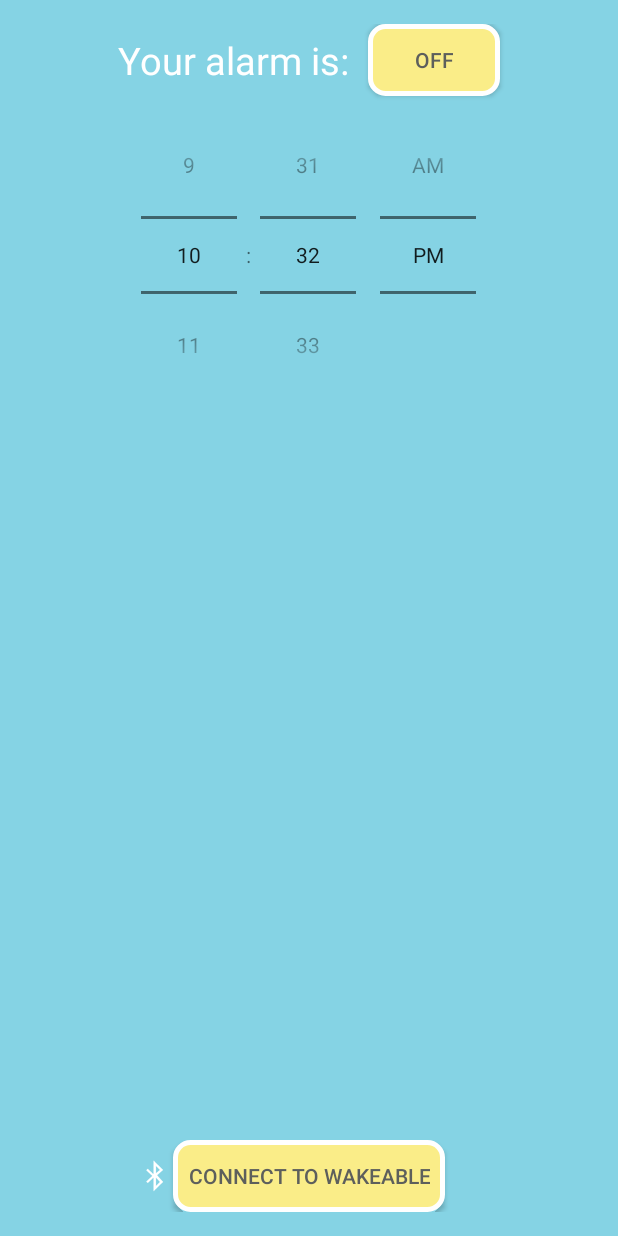
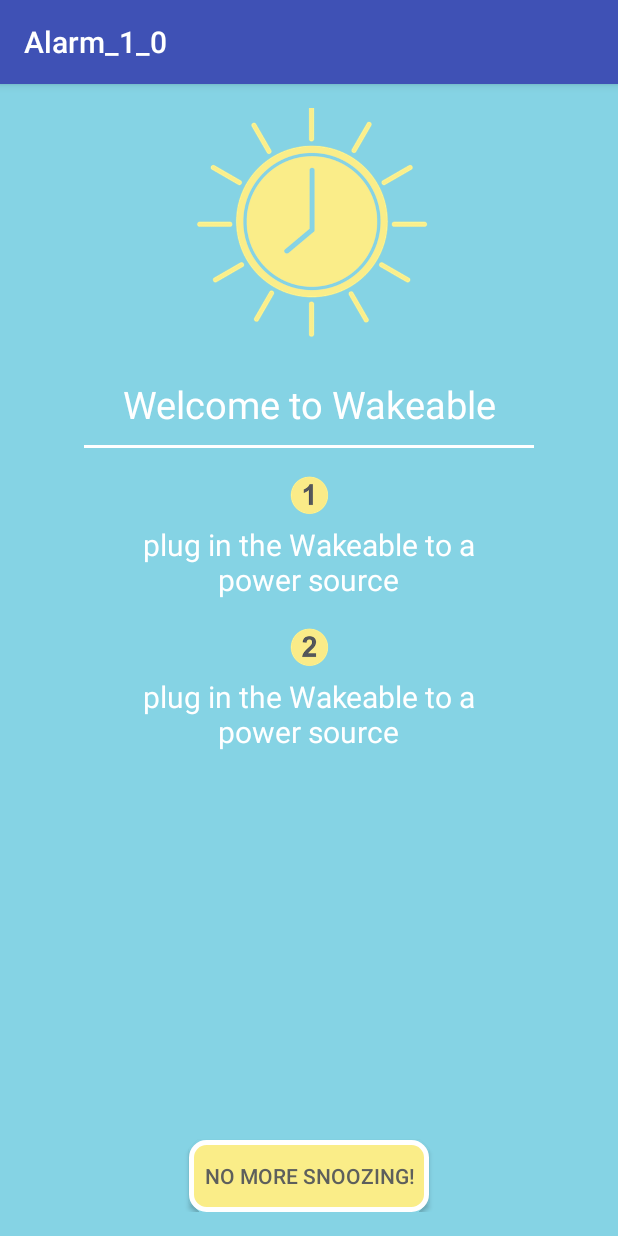
Before and after one commit to bromeostasis/Wakeable-Android, an Android app: the screen it shows after launch (MainActivity before the commit, SetupActivity after it), on a phone screen of 412 x 824 dp. Run offline under Robolectric (Android 15) with nearby library versions, the phone set to English and light mode, and no system bars; 2 statements that could not run were skipped.

Commit message:
Adding setup view, using contains when checking for one, and releasing mediaplayer after stopping alarm

```diff
--- a/app/src/main/AndroidManifest.xml
+++ b/app/src/main/AndroidManifest.xml
@@ -82,7 +82,9 @@
         <service
             android:name=".BluetoothLeService"
             android:enabled="true"
-            android:exported="true"></service>
+            android:exported="true" />
+
+        <activity android:name=".SetupActivity"></activity>
     </application>
 
 </manifest>
--- a/app/src/main/java/com/wakeable/avengers/alarm_1_0/RingtoneService.java
+++ b/app/src/main/java/com/wakeable/avengers/alarm_1_0/RingtoneService.java
@@ -53,5 +53,6 @@ public class RingtoneService extends Service {
         mPlayer.stop();
         vibrator.cancel();
         am.setStreamVolume(AudioManager.STREAM_MUSIC, previousVolume, 0);
+        mPlayer.release();
     }
 }
--- /dev/null
+++ b/app/src/main/java/com/wakeable/avengers/alarm_1_0/SetupActivity.java
@@ -0,0 +1,187 @@
+package com.wakeable.avengers.alarm_1_0;
+
+import android.Manifest;
+import android.app.Activity;
+import android.app.AlertDialog;
+import android.bluetooth.BluetoothAdapter;
+import android.bluetooth.BluetoothDevice;
+import android.bluetooth.BluetoothManager;
+import android.content.ComponentName;
+import android.content.Context;
+import android.content.DialogInterface;
+import android.content.Intent;
+import android.content.ServiceConnection;
+import android.content.SharedPreferences;
+import android.content.pm.PackageManager;
+import android.os.Handler;
+import android.os.IBinder;
+import android.support.v4.app.ActivityCompat;
+import android.support.v4.content.ContextCompat;
+import android.support.v7.app.AppCompatActivity;
+import android.os.Bundle;
+import android.view.View;
+import android.widget.Button;
+
+public class SetupActivity extends AppCompatActivity {
+
+    private final String TAG="SetupActivity";
+    private static SharedPreferences prefs;
+    private SharedPreferences.Editor editor;
+    private Handler mHandler;
+    private static LogService ls = new LogService();
+
+    private final static int REQUEST_ENABLE_BT = 1;
+    private BluetoothAdapter mBluetoothAdapter;
+    private boolean mScanning;
+    private String mBluetoothAddress;
+    private BluetoothLeService mBluetoothLeService;
+    private static Button snoozeButton;
+
+    private static final long SCAN_PERIOD = 5000;
+    private final String PREFS = "preferences";
+
+    @Override
+    protected void onDestroy() {
+        super.onDestroy();
+
+        unbindService(mServiceConnection);
+    }
+
+    @Override
+    protected void onCreate(Bundle savedInstanceState) {
+        super.onCreate(savedInstanceState);
+        setContentView(R.layout.activity_setup);
+        snoozeButton = (Button) findViewById(R.id.snooze);
+
+        prefs = getApplicationContext().getSharedPreferences(PREFS, Activity.MODE_PRIVATE);
+        editor = prefs.edit();
+
+
+        // Make sure we have location permissions
+        if (ContextCompat.checkSelfPermission(getApplicationContext(), Manifest.permission.ACCESS_FINE_LOCATION) != PackageManager.PERMISSION_GRANTED) {
+            AlertDialog.Builder builder = new AlertDialog.Builder(SetupActivity.this);
+            builder.setMessage("Android requires usage of location data to scan for bluetooth devices. Please accept the following prompt in order for WakeAble to work correctly!")
+                    .setPositiveButton("OK", new DialogInterface.OnClickListener() {
+                        public void onClick(DialogInterface dialog, int id) {
+                            ActivityCompat.requestPermissions(SetupActivity.this, new String[]{Manifest.permission.ACCESS_FINE_LOCATION}, 123);
+                        }
+                    });
+            AlertDialog dialog = builder.create();
+            dialog.show();
+
+        }
+
+        int permission = ActivityCompat.checkSelfPermission(getApplicationContext(), Manifest.permission.WRITE_EXTERNAL_STORAGE);
+
+        int REQUEST_EXTERNAL_STORAGE = 1;
+        String[] PERMISSIONS_STORAGE = {
+                Manifest.permission.READ_EXTERNAL_STORAGE,
+                Manifest.permission.WRITE_EXTERNAL_STORAGE
+        };
+
+        if (permission != PackageManager.PERMISSION_GRANTED) {
+            // We don't have permission so prompt the user
+            ActivityCompat.requestPermissions(
+                    SetupActivity.this,
+                    PERMISSIONS_STORAGE,
+                    REQUEST_EXTERNAL_STORAGE
+            );
+        }
+        // Bind service
+        // Initializes Bluetooth adapter.
+        final BluetoothManager bluetoothManager =
+                (BluetoothManager) getSystemService(Context.BLUETOOTH_SERVICE);
+        mBluetoothAdapter = bluetoothManager.getAdapter();
+
+        if (mBluetoothAdapter == null || !mBluetoothAdapter.isEnabled()) {
+            Intent enableBtIntent = new Intent(BluetoothAdapter.ACTION_REQUEST_ENABLE);
+            startActivityForResult(enableBtIntent, REQUEST_ENABLE_BT);
+        }
+        Intent bleServiceIntent = new Intent(this, BluetoothLeService.class);
+        bindService(bleServiceIntent, mServiceConnection, BIND_AUTO_CREATE);
+
+    }
+
+    public void findWakeable(final View view){
+        mHandler = new Handler();
+        mHandler.postDelayed(new Runnable() {
+            @Override
+            public void run() {
+                mScanning = false;
+                mBluetoothAdapter.stopLeScan(mLeScanCallback);
+                String address = prefs.getString("macAddress", "empty");
+                if (address.equals("empty")){
+                    AlertDialog.Builder builder = new AlertDialog.Builder(SetupActivity.this);
+                    builder.setMessage("Couldn't find a WakeAble device. Make sure your device is plugged in and close by!")
+                            .setPositiveButton("OK", new DialogInterface.OnClickListener() {
+                                public void onClick(DialogInterface dialog, int id) {
+
+                                }
+                            });
+                    AlertDialog dialog = builder.create();
+                    dialog.show();
+                }
+                else{
+                    ls.logString(TAG, "Yay we did it!");
+                    Intent home = new Intent(SetupActivity.this, MainActivity.class);
+                    startActivity(home);
+                }
+            }
+        }, SCAN_PERIOD);
+
+        mScanning = true;
+        mBluetoothAdapter.startLeScan(mLeScanCallback);
+    }
+
+    // Device scan callback.
+    private BluetoothAdapter.LeScanCallback mLeScanCallback =
+            new BluetoothAdapter.LeScanCallback() {
+                @Override
+                public void onLeScan(final BluetoothDevice device, int rssi,
+                                     byte[] scanRecord) {
+                    if(device != null) {
+                        ls.logString(TAG, "Device found: " + device.getName());
+                        String deviceName = device.getName();
+                        if (deviceName != null && deviceName.toLowerCase().equals("wakeable")) {
+                            mBluetoothAdapter.stopLeScan(mLeScanCallback);
+                            ls.logString(TAG, "Found a WakeAble! Stopping scan");
+
+                            // Use the Builder class for convenient dialog construction
+                            AlertDialog.Builder builder = new AlertDialog.Builder(SetupActivity.this);
+                            builder.setMessage("Found device with name " + deviceName + " and address " + device.getAddress() + ". Do you want to connect?")
+                                    .setPositiveButton("Ok", new DialogInterface.OnClickListener() {
+                                        public void onClick(DialogInterface dialog, int id) {
+                                            mBluetoothLeService.connect(mBluetoothAddress, mBluetoothAdapter);
+
+                                            mBluetoothAddress = device.getAddress();
+                                            editor.putString("macAddress", mBluetoothAddress);
+                                            editor.commit();
+                                        }
+                                    })
+                                    .setNegativeButton("Cancel", new DialogInterface.OnClickListener() {
+                                        public void onClick(DialogInterface dialog, int id) {
+                                            // User cancelled the dialog
+                                        }
+                                    });
+                            builder.create().show();
+
+                        }
+                    }
+                }
+            };
+
+    // Code to manage Service lifecycle.
+    private final ServiceConnection mServiceConnection = new ServiceConnection() {
+
+        @Override
+        public void onServiceConnected(ComponentName componentName, IBinder service) {
+            mBluetoothLeService = ((BluetoothLeService.LocalBinder) service).getService();
+        }
+
+        @Override
+        public void onServiceDisconnected(ComponentName componentName) {
+            mBluetoothLeService = null;
+        }
+    };
+
+}
--- /dev/null
+++ b/app/src/main/res/layout/activity_setup.xml
@@ -0,0 +1,97 @@
+<?xml version="1.0" encoding="utf-8"?>
+<RelativeLayout xmlns:android="http://schemas.android.com/apk/res/android"
+    xmlns:tools="http://schemas.android.com/tools"
+    android:layout_width="match_parent"
+    android:layout_height="match_parent"
+    android:paddingBottom="@dimen/activity_vertical_margin"
+    android:paddingLeft="@dimen/activity_horizontal_margin"
+    android:paddingRight="@dimen/activity_horizontal_margin"
+    android:paddingTop="@dimen/activity_vertical_margin"
+    android:background="#85d3e4"
+    tools:context="com.wakeable.avengers.alarm_1_0.SetupActivity">
+
+    <ImageView
+        android:layout_width="200dp"
+        android:layout_marginTop="-20dp"
+        android:layout_height="200dp"
+        android:id="@+id/setupSun"
+        android:layout_alignParentTop="true"
+        android:layout_centerHorizontal="true"
+        android:src="@drawable/sun_logo" />
+
+
+    <TextView
+        android:layout_width="wrap_content"
+        android:layout_height="wrap_content"
+        android:text="Welcome to Wakeable"
+        android:id="@+id/welcome"
+        android:textSize="25sp"
+        android:textColor="#FFFFFF"
+        android:layout_below="@id/setupSun"
+        android:layout_centerHorizontal="true"
+        android:gravity="center"/>
+
+    <View
+        android:layout_width="300dp"
+        android:layout_height="2dip"
+        android:layout_centerHorizontal="true"
+        android:background="#FFFFFF"
+        android:layout_below="@id/welcome"
+        android:layout_marginTop="10dp"
+        android:id="@+id/hr" />
+
+    <ImageView
+        android:layout_width="35dp"
+        android:layout_height="35dp"
+        android:layout_marginTop="15dp"
+        android:id="@+id/oneCircle"
+        android:layout_below="@+id/hr"
+        android:src="@drawable/one_circle"
+        android:layout_centerHorizontal="true" />
+
+    <TextView
+        android:layout_width="250dp"
+        android:layout_height="wrap_content"
+        android:text="plug in the Wakeable to a power source"
+        android:id="@+id/plugin"
+        android:textSize="20sp"
+        android:minLines="2"
+        android:textColor="#FFFFFF"
+        android:layout_below="@id/oneCircle"
+        android:layout_centerHorizontal="true"
+        android:gravity="center"/>
+
+    <ImageView
+        android:layout_width="35dp"
+        android:layout_height="35dp"
+        android:layout_marginTop="15dp"
+        android:id="@+id/twoCircle"
+        android:layout_below="@+id/plugin"
+        android:src="@drawable/two_circle"
+        android:layout_centerHorizontal="true" />
+
+    <TextView
+        android:layout_width="250dp"
+        android:layout_height="wrap_content"
+        android:text="plug in the Wakeable to a power source"
+        android:id="@+id/sync"
+        android:textSize="20sp"
+        android:minLines="2"
+        android:textColor="#FFFFFF"
+        android:layout_below="@id/twoCircle"
+        android:layout_centerHorizontal="true"
+        android:gravity="center"/>
+
+    <Button
+        android:layout_width="wrap_content"
+        android:layout_height="wrap_content"
+        android:text="no more snoozing!"
+        android:id="@+id/snooze"
+        android:onClick="findWakeable"
+        android:layout_alignParentBottom="true"
+        android:layout_centerHorizontal="true"
+        android:textColor="#5d5f5c"
+        android:background="@drawable/button"
+        android:paddingLeft="10dp"
+        android:paddingRight="10dp" />
+</RelativeLayout>
--- a/app/src/main/res/values/strings.xml
+++ b/app/src/main/res/values/strings.xml
@@ -4,6 +4,6 @@
     <string name="title_activity_alarm">AlarmActivity</string>
     <string name="title_activity_bluetooth">BluetoothActivity</string>
     <string name="title_activity_device_activity_le">DeviceActivityLe</string>
-    <string name="connection_required">Connect to WakeAble</string>
-    <string name="connected">WakeAble is connected</string>
+    <string name="connection_required">houston, we have a problem</string>
+    <string name="connected">you\'re good to go</string>
 </resources>
```
Also changed, not shown: app/src/main/java/com/wakeable/avengers/alarm_1_0/AlarmActivity.java (+5 -2 lines), app/src/main/java/com/wakeable/avengers/alarm_1_0/MainActivity.java (+28 -42 lines), app/src/main/res/layout/activity_main.xml (+27 -8 lines), app/src/main/res/drawable/bluetooth.png (added), app/src/main/res/drawable/one_circle.png (added), app/src/main/res/drawable/sun_logo.png (added), app/src/main/res/drawable/two_circle.png (added).
